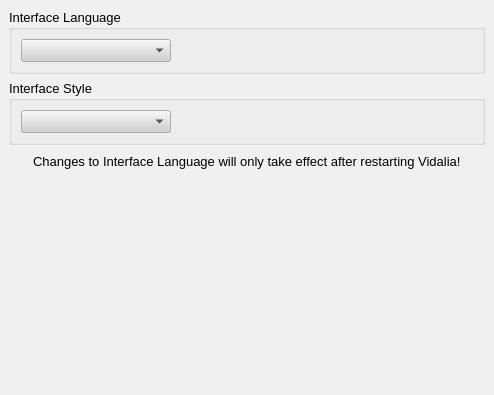
Qt form src/gui/config/appearancepage.ui (a-ilin/vidalia) before a commit.
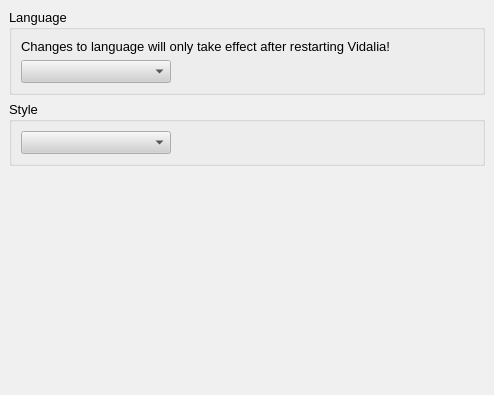
The same form after that commit.

Commit message:
Move the warning message up into the Language box since it no longer applies to the Style.
svn:r544

```diff
--- a/src/gui/config/appearancepage.ui
+++ b/src/gui/config/appearancepage.ui
@@ -291,6 +291,21 @@
   <property name="contextMenuPolicy" >
    <enum>Qt::NoContextMenu</enum>
   </property>
+  <layout class="QVBoxLayout" >
+   <property name="margin" >
+    <number>9</number>
+   </property>
+   <property name="spacing" >
+    <number>6</number>
+   </property>
+   <item>
+    <widget class="QGroupBox" name="grpLanguage" >
+     <property name="contextMenuPolicy" >
+      <enum>Qt::NoContextMenu</enum>
+     </property>
+     <property name="title" >
+      <string>Language</string>
+     </property>
   <layout class="QGridLayout" >
    <property name="margin" >
     <number>9</number>
@@ -298,53 +313,58 @@
    <property name="spacing" >
     <number>6</number>
    </property>
-   <item row="2" column="0" >
-    <layout class="QHBoxLayout" >
-     <property name="margin" >
-      <number>0</number>
-     </property>
-     <property name="spacing" >
-      <number>6</number>
-     </property>
-     <item>
+      <item row="1" column="0" >
+       <widget class="QComboBox" name="cmboLanguage" >
+        <property name="minimumSize" >
+         <size>
+          <width>150</width>
+          <height>0</height>
+         </size>
+        </property>
+        <property name="contextMenuPolicy" >
+         <enum>Qt::NoContextMenu</enum>
+        </property>
+        <property name="toolTip" >
+         <string>Choose the language used in Vidalia</string>
+        </property>
+        <property name="editable" >
+         <bool>false</bool>
+        </property>
+        <property name="iconSize" >
+         <size>
+          <width>24</width>
+          <height>16</height>
+         </size>
+        </property>
+       </widget>
+      </item>
+      <item row="1" column="1" >
       <spacer>
        <property name="orientation" >
         <enum>Qt::Horizontal</enum>
        </property>
        <property name="sizeHint" >
         <size>
-         <width>40</width>
-         <height>20</height>
+          <width>300</width>
+          <height>16</height>
         </size>
        </property>
       </spacer>
      </item>
-     <item>
+      <item row="0" column="0" colspan="2" >
       <widget class="QLabel" name="label" >
        <property name="contextMenuPolicy" >
         <enum>Qt::NoContextMenu</enum>
        </property>
        <property name="text" >
-        <string>Changes to Interface Language will only take effect after restarting Vidalia!</string>
+         <string>Changes to language will only take effect after restarting Vidalia!</string>
        </property>
       </widget>
      </item>
-     <item>
-      <spacer>
-       <property name="orientation" >
-        <enum>Qt::Horizontal</enum>
-       </property>
-       <property name="sizeHint" >
-        <size>
-         <width>40</width>
-         <height>20</height>
-        </size>
-       </property>
-      </spacer>
-     </item>
-    </layout>
+     </layout>
+    </widget>
    </item>
-   <item row="1" column="0" >
+   <item>
     <widget class="QGroupBox" name="grpStyle" >
      <property name="contextMenuPolicy" >
       <enum>Qt::NoContextMenu</enum>
@@ -353,7 +373,7 @@
       <string/>
      </property>
      <property name="title" >
-      <string>Interface Style</string>
+      <string>Style</string>
      </property>
      <layout class="QGridLayout" >
       <property name="margin" >
@@ -397,63 +417,7 @@
      </layout>
     </widget>
    </item>
-   <item row="0" column="0" >
-    <widget class="QGroupBox" name="grpLanguage" >
-     <property name="contextMenuPolicy" >
-      <enum>Qt::NoContextMenu</enum>
-     </property>
-     <property name="title" >
-      <string>Interface Language</string>
-     </property>
-     <layout class="QGridLayout" >
-      <property name="margin" >
-       <number>9</number>
-      </property>
-      <property name="spacing" >
-       <number>6</number>
-      </property>
-      <item row="0" column="1" >
-       <spacer>
-        <property name="orientation" >
-         <enum>Qt::Horizontal</enum>
-        </property>
-        <property name="sizeHint" >
-         <size>
-          <width>40</width>
-          <height>20</height>
-         </size>
-        </property>
-       </spacer>
-      </item>
-      <item row="0" column="0" >
-       <widget class="QComboBox" name="cmboLanguage" >
-        <property name="minimumSize" >
-         <size>
-          <width>150</width>
-          <height>0</height>
-         </size>
-        </property>
-        <property name="contextMenuPolicy" >
-         <enum>Qt::NoContextMenu</enum>
-        </property>
-        <property name="toolTip" >
-         <string>Choose the language used in Vidalia</string>
-        </property>
-        <property name="editable" >
-         <bool>false</bool>
-        </property>
-        <property name="iconSize" >
-         <size>
-          <width>24</width>
-          <height>16</height>
-         </size>
-        </property>
-       </widget>
-      </item>
-     </layout>
-    </widget>
-   </item>
-   <item row="3" column="0" >
+   <item>
     <spacer>
      <property name="orientation" >
       <enum>Qt::Vertical</enum>
```
Lines whose indentation alone changed are shown as unchanged.
